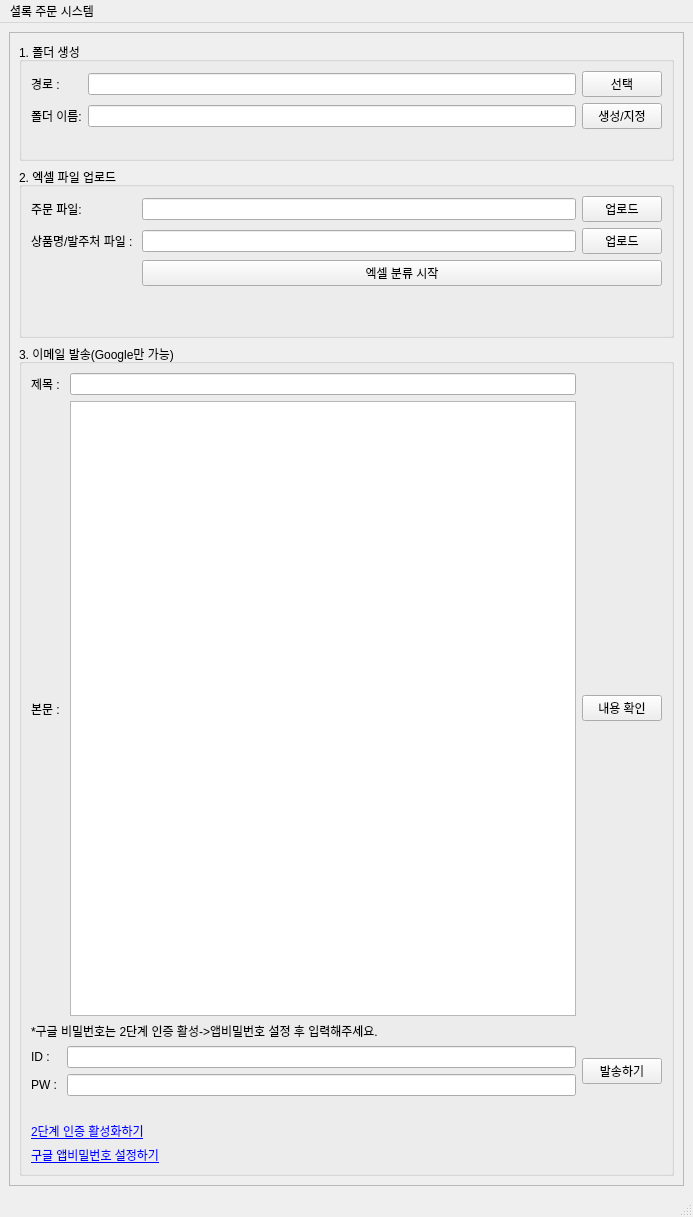
First picture: the form in gui/ui/order_excel_email_classify.ui, repository Areum120/shopping_order_rpa_fastapi, before the edit.
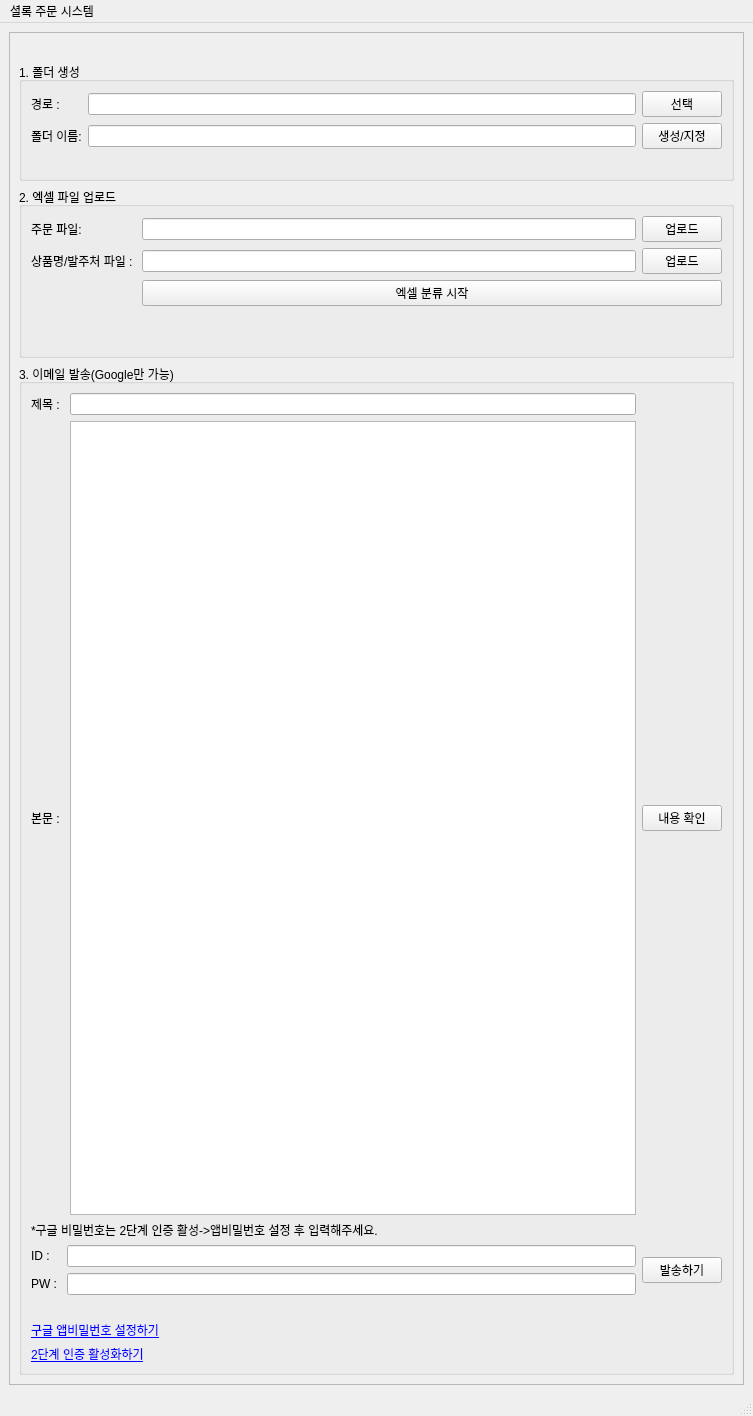
Second picture: the form after the edit.

Commit message: 로그인 시 프로그램 실행하기, 프로그램 창 종료 시 로그아웃

Patch:
```diff
--- a/gui/ui/order_excel_email_classify.ui
+++ b/gui/ui/order_excel_email_classify.ui
@@ -6,8 +6,8 @@
    <rect>
     <x>0</x>
     <y>0</y>
-    <width>693</width>
-    <height>1217</height>
+    <width>753</width>
+    <height>1416</height>
    </rect>
   </property>
   <property name="windowTitle">
@@ -25,11 +25,18 @@
         <rect>
          <x>0</x>
          <y>0</y>
-         <width>665</width>
-         <height>1128</height>
+         <width>725</width>
+         <height>1327</height>
         </rect>
        </property>
        <layout class="QVBoxLayout" name="verticalLayout_4">
+        <item>
+         <widget class="QLabel" name="label_14">
+          <property name="text">
+           <string/>
+          </property>
+         </widget>
+        </item>
         <item>
          <widget class="QGroupBox" name="groupBox">
           <property name="minimumSize">
@@ -248,6 +255,13 @@
              </property>
             </widget>
            </item>
+           <item>
+            <widget class="QLabel" name="label_16">
+             <property name="text">
+              <string>&lt;a href=&quot;https://myaccount.google.com/apppasswords?pli=1&amp;rapt=AEjHL4MGn1uuY2b9MN59aT37kz-EQutjVXglLg6QrIU1_hbUUY5kx-AFjnh65AY8TuxSwhH5-OHIrL3dBwhG03wB4liVZ7tc9idroqMy3C1uYhGNw90g0kU&quot;&gt;구글 앱비밀번호 설정하기&lt;/a&gt;</string>
+             </property>
+            </widget>
+           </item>
            <item>
             <widget class="QLabel" name="label_15">
              <property name="text">
@@ -257,13 +271,6 @@
              </property>
             </widget>
            </item>
-           <item>
-            <widget class="QLabel" name="label_16">
-             <property name="text">
-              <string>&lt;a href=&quot;https://myaccount.google.com/apppasswords?pli=1&amp;rapt=AEjHL4MGn1uuY2b9MN59aT37kz-EQutjVXglLg6QrIU1_hbUUY5kx-AFjnh65AY8TuxSwhH5-OHIrL3dBwhG03wB4liVZ7tc9idroqMy3C1uYhGNw90g0kU&quot;&gt;구글 앱비밀번호 설정하기&lt;/a&gt;</string>
-             </property>
-            </widget>
-           </item>
           </layout>
          </widget>
         </item>
@@ -279,7 +286,7 @@
     <rect>
      <x>0</x>
      <y>0</y>
-     <width>693</width>
+     <width>753</width>
      <height>31</height>
     </rect>
    </property>
```
The commit also changes 4 other files.
